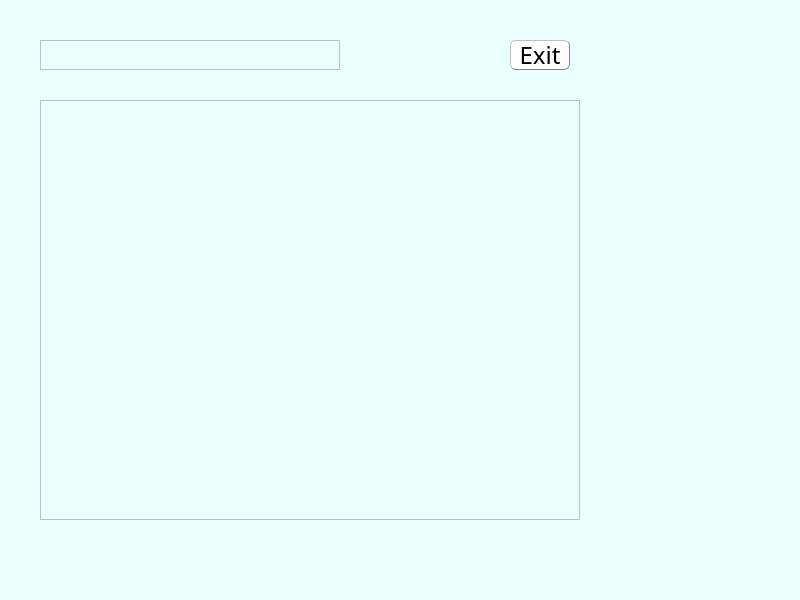
The window that _server/_server_mainwindow.ui (wangquanlikun/Alice_Archive) describes before a commit, drawn with Qt 5.
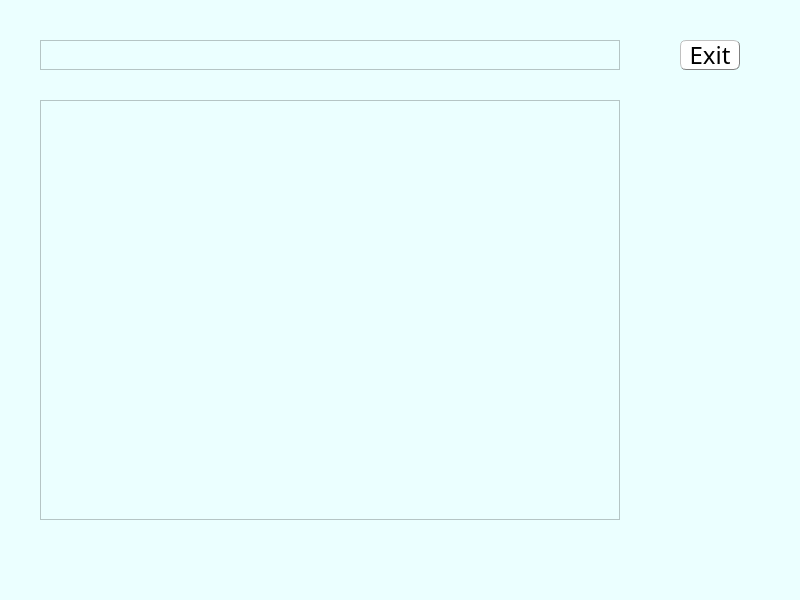
The same window after the commit.

What changed in the file:
```diff
--- a/_server/_server_mainwindow.ui
+++ b/_server/_server_mainwindow.ui
@@ -37,7 +37,7 @@
    <widget class="QPushButton" name="Exit_Button">
     <property name="geometry">
      <rect>
-      <x>510</x>
+      <x>680</x>
       <y>40</y>
       <width>60</width>
       <height>30</height>
@@ -76,7 +76,7 @@
      <rect>
       <x>40</x>
       <y>40</y>
-      <width>300</width>
+      <width>580</width>
       <height>30</height>
      </rect>
     </property>
@@ -95,7 +95,7 @@
      <rect>
       <x>40</x>
       <y>100</y>
-      <width>540</width>
+      <width>580</width>
       <height>420</height>
      </rect>
     </property>
```
